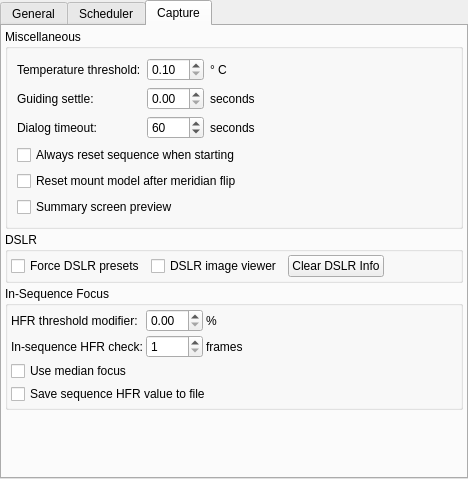
This is kstars/ekos/opsekos.ui in KDE/kstars as Qt 5 draws it before an edit. The edited form follows.
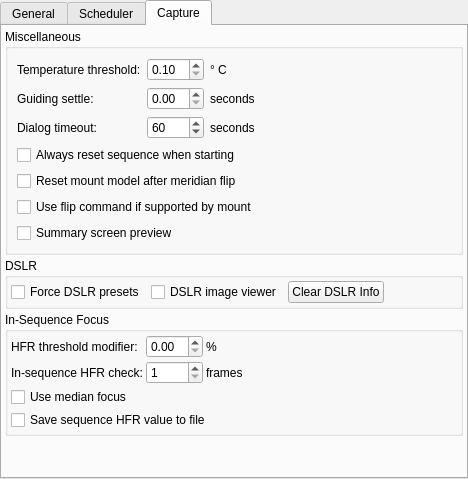
This is the edited form. The open tabs and pages were chosen to show the change. Icons and pictures are not drawn.

Commit message:
Update meridian flip so that it will Call the flip specific command if available.
Add flip functionality while maintaining compatibility. Discussion here: https://github.com/indilib/indi/discussions/1875#discussioncomment-5437822

There is a corresponding change in indi to call flip when doing meridian flips.
https://github.com/indilib/indi/pull/1880

Patch:
```diff
--- a/kstars/ekos/opsekos.ui
+++ b/kstars/ekos/opsekos.ui
@@ -650,6 +650,13 @@
          </property>
         </widget>
        </item>
+       <item>
+        <widget class="QCheckBox" name="kcfg_ForcedFlip">
+         <property name="text">
+          <string>Use flip command if supported by mount</string>
+         </property>
+        </widget>
+       </item>
        <item>
         <layout class="QHBoxLayout" name="horizontalLayout_5">
          <item>
```
Left out of the diff: 2 changed lines with no effect on the pictures. The commit also changes 4 other files.
